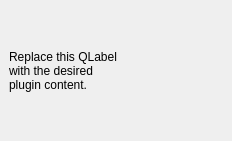
This is plugin_compiler_dockwidget_base.ui in CyprienAn/PluginCompiler as Qt 5 draws it before an edit. The edited form follows.
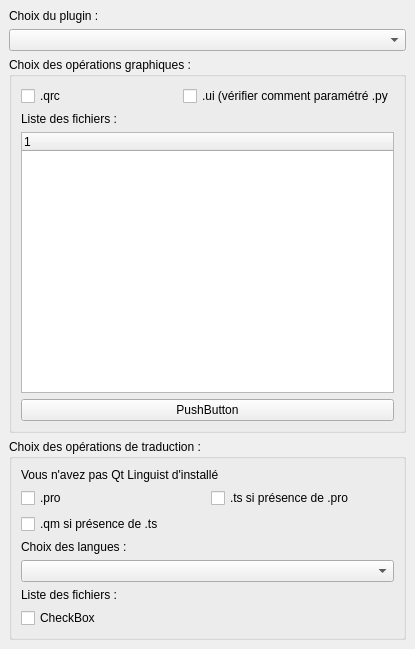
This is the edited form. Custom widgets are drawn as their Qt base class.

```diff
--- a/plugin_compiler_dockwidget_base.ui
+++ b/plugin_compiler_dockwidget_base.ui
@@ -6,27 +6,175 @@
    <rect>
     <x>0</x>
     <y>0</y>
-    <width>232</width>
-    <height>141</height>
+    <width>415</width>
+    <height>649</height>
    </rect>
   </property>
   <property name="windowTitle">
    <string>Plugin Compiler</string>
   </property>
   <widget class="QWidget" name="dockWidgetContents">
-   <layout class="QGridLayout" name="gridLayout">
-    <item row="0" column="0">
+   <layout class="QVBoxLayout" name="verticalLayout_2">
+    <item>
      <widget class="QLabel" name="label">
       <property name="text">
-       <string>Replace this QLabel
-with the desired
-plugin content.</string>
+       <string>Choix du plugin :</string>
       </property>
      </widget>
     </item>
+    <item>
+     <widget class="QComboBox" name="cmbPluginList"/>
+    </item>
+    <item>
+     <widget class="QgsCollapsibleGroupBox" name="mGroupBox">
+      <property name="title">
+       <string>Choix des opérations graphiques :</string>
+      </property>
+      <layout class="QVBoxLayout" name="verticalLayout_3">
+       <item>
+        <layout class="QHBoxLayout" name="horizontalLayout">
+         <item>
+          <widget class="QCheckBox" name="ckbQrc">
+           <property name="text">
+            <string>.qrc</string>
+           </property>
+          </widget>
+         </item>
+         <item>
+          <widget class="QCheckBox" name="ckbUi">
+           <property name="text">
+            <string>.ui (vérifier comment paramétré .py</string>
+           </property>
+          </widget>
+         </item>
+        </layout>
+       </item>
+       <item>
+        <widget class="QLabel" name="label_3">
+         <property name="text">
+          <string>Liste des fichiers :</string>
+         </property>
+        </widget>
+       </item>
+       <item>
+        <widget class="QTreeWidget" name="twGraphFile">
+         <property name="sizePolicy">
+          <sizepolicy hsizetype="Expanding" vsizetype="Expanding">
+           <horstretch>0</horstretch>
+           <verstretch>0</verstretch>
+          </sizepolicy>
+         </property>
+         <attribute name="headerCascadingSectionResizes">
+          <bool>false</bool>
+         </attribute>
+         <column>
+          <property name="text">
+           <string notr="true">1</string>
+          </property>
+         </column>
+        </widget>
+       </item>
+       <item>
+        <widget class="QPushButton" name="pushButton">
+         <property name="text">
+          <string>PushButton</string>
+         </property>
+        </widget>
+       </item>
+      </layout>
+     </widget>
+    </item>
+    <item>
+     <widget class="QgsCollapsibleGroupBox" name="mGroupBox_2">
+      <property name="title">
+       <string>Choix des opérations de traduction :</string>
+      </property>
+      <layout class="QVBoxLayout" name="verticalLayout">
+       <item>
+        <widget class="QLabel" name="label_5">
+         <property name="text">
+          <string>Vous n'avez pas Qt Linguist d'installé</string>
+         </property>
+        </widget>
+       </item>
+       <item>
+        <layout class="QHBoxLayout" name="horizontalLayout_2">
+         <item>
+          <widget class="QCheckBox" name="ckbPro">
+           <property name="text">
+            <string>.pro</string>
+           </property>
+          </widget>
+         </item>
+         <item>
+          <widget class="QCheckBox" name="ckbTs">
+           <property name="text">
+            <string>.ts si présence de .pro</string>
+           </property>
+          </widget>
+         </item>
+        </layout>
+       </item>
+       <item>
+        <widget class="QCheckBox" name="ckbQm">
+         <property name="text">
+          <string>.qm si présence de .ts</string>
+         </property>
+        </widget>
+       </item>
+       <item>
+        <widget class="QLabel" name="label_2">
+         <property name="text">
+          <string>Choix des langues :</string>
+         </property>
+        </widget>
+       </item>
+       <item>
+        <widget class="QgsCheckableComboBox" name="mCmbLanguage">
+         <property name="separator">
+          <string>,</string>
+         </property>
+         <property name="defaultText">
+          <string/>
+         </property>
+         <property name="checkedItems">
+          <stringlist/>
+         </property>
+        </widget>
+       </item>
+       <item>
+        <widget class="QLabel" name="label_4">
+         <property name="text">
+          <string>Liste des fichiers :</string>
+         </property>
+        </widget>
+       </item>
+       <item>
+        <widget class="QCheckBox" name="checkBox_7">
+         <property name="text">
+          <string>CheckBox</string>
+         </property>
+        </widget>
+       </item>
+      </layout>
+     </widget>
+    </item>
    </layout>
   </widget>
  </widget>
+ <customwidgets>
+  <customwidget>
+   <class>QgsCheckableComboBox</class>
+   <extends>QComboBox</extends>
+   <header>qgscheckablecombobox.h</header>
+  </customwidget>
+  <customwidget>
+   <class>QgsCollapsibleGroupBox</class>
+   <extends>QGroupBox</extends>
+   <header>qgscollapsiblegroupbox.h</header>
+   <container>1</container>
+  </customwidget>
+ </customwidgets>
  <resources/>
  <connections/>
 </ui>
```
